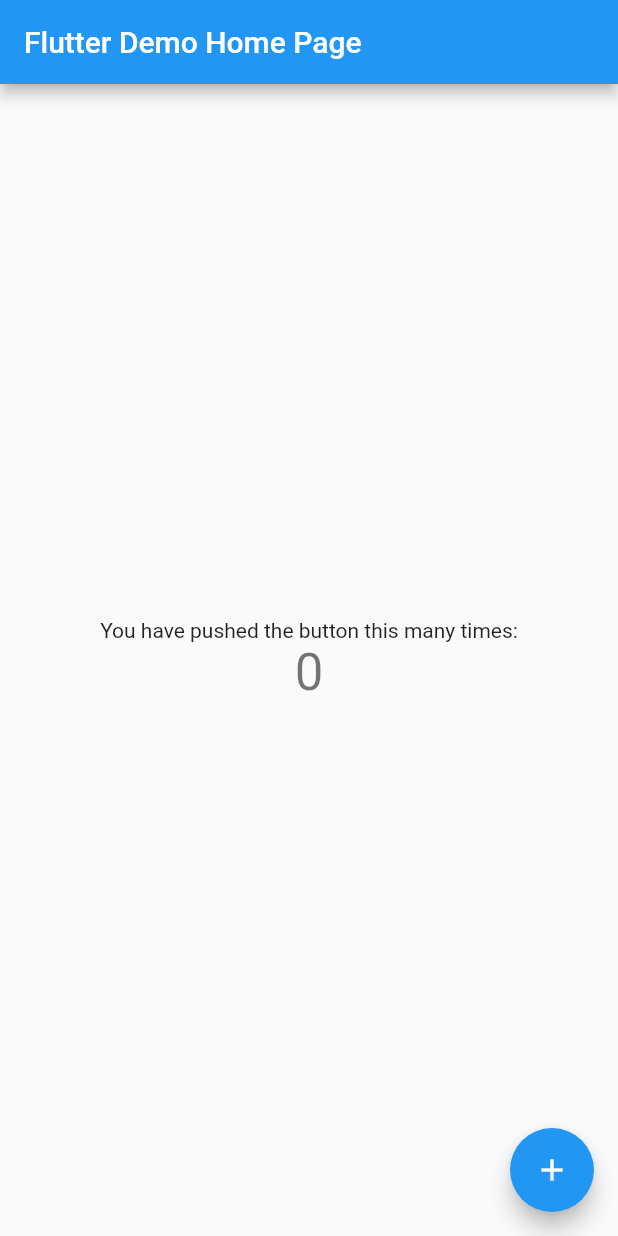
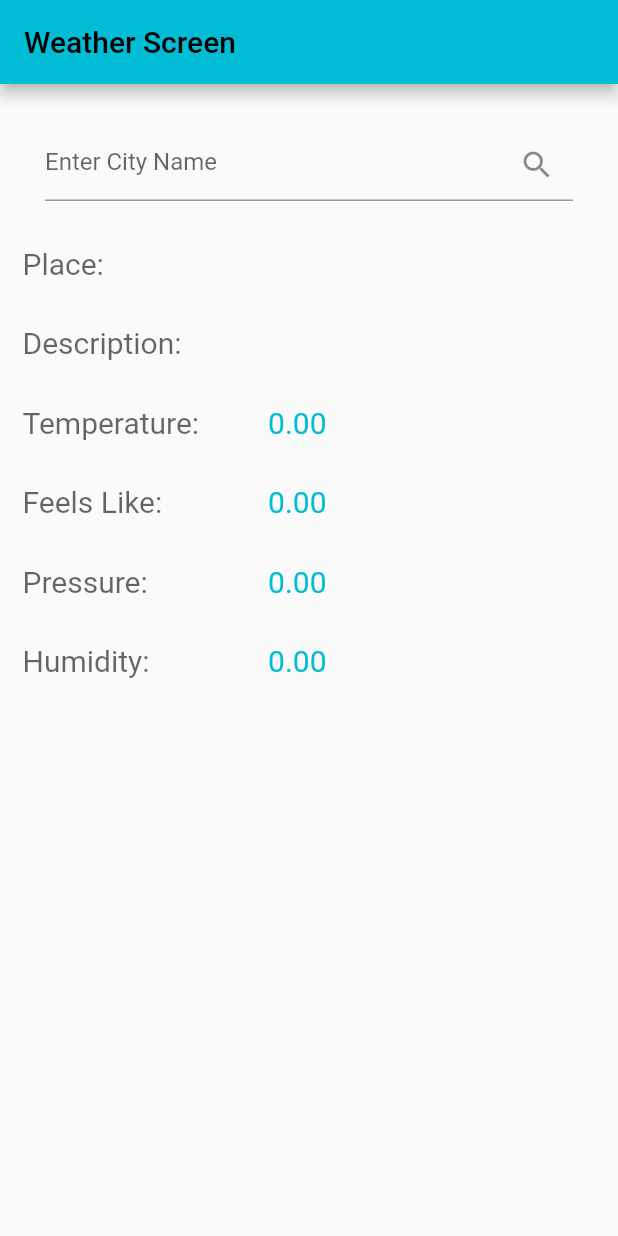
Before and after one commit to Seh-Pankaj/cricket_flutter_app, a Flutter app: the screen it shows after launch, on a phone screen of 412 x 824 dp. Run offline on Flutter 3.47's test engine with Material 2 defaults, Android fonts, the phone set to English and light mode, and no system bars.

```diff
--- a/lib/main.dart
+++ b/lib/main.dart
@@ -1,115 +1,29 @@
+import 'dart:ui';
+
+import 'package:cricket_flutter_app/info_screen.dart';
+import 'package:cricket_flutter_app/movie_reviews.dart';
+import 'package:cricket_flutter_app/weather_screen.dart';
 import 'package:flutter/material.dart';
 
 void main() {
-  runApp(const MyApp());
+  runApp(MyApp());
 }
 
 class MyApp extends StatelessWidget {
-  const MyApp({super.key});
-
-  // This widget is the root of your application.
   @override
   Widget build(BuildContext context) {
+    // return const MaterialApp(
+    //   home: Center(child: SafeArea(child: Text("Hello Flutter!!")))
+    // );
+
     return MaterialApp(
-      title: 'Flutter Demo',
-      theme: ThemeData(
-        // This is the theme of your application.
-        //
-        // Try running your application with "flutter run". You'll see the
-        // application has a blue toolbar. Then, without quitting the app, try
-        // changing the primarySwatch below to Colors.green and then invoke
-        // "hot reload" (press "r" in the console where you ran "flutter run",
-        // or simply save your changes to "hot reload" in a Flutter IDE).
-        // Notice that the counter didn't reset back to zero; the application
-        // is not restarted.
-        primarySwatch: Colors.blue,
-      ),
-      home: const MyHomePage(title: 'Flutter Demo Home Page'),
-    );
+        debugShowCheckedModeBanner: false,
+        theme: ThemeData(primarySwatch: Colors.cyan),
+        // home: InfoScreen(),
+        routes: {
+          '/': (context)=> WeatherScreen(),
+        },
+        initialRoute: '/',
+      );
   }
 }
-
-class MyHomePage extends StatefulWidget {
-  const MyHomePage({super.key, required this.title});
-
-  // This widget is the home page of your application. It is stateful, meaning
-  // that it has a State object (defined below) that contains fields that affect
-  // how it looks.
-
-  // This class is the configuration for the state. It holds the values (in this
-  // case the title) provided by the parent (in this case the App widget) and
-  // used by the build method of the State. Fields in a Widget subclass are
-  // always marked "final".
-
-  final String title;
-
-  @override
-  State<MyHomePage> createState() => _MyHomePageState();
-}
-
-class _MyHomePageState extends State<MyHomePage> {
-  int _counter = 0;
-
-  void _incrementCounter() {
-    setState(() {
-      // This call to setState tells the Flutter framework that something has
-      // changed in this State, which causes it to rerun the build method below
-      // so that the display can reflect the updated values. If we changed
-      // _counter without calling setState(), then the build method would not be
-      // called again, and so nothing would appear to happen.
-      _counter++;
-    });
-  }
-
-  @override
-  Widget build(BuildContext context) {
-    // This method is rerun every time setState is called, for instance as done
-    // by the _incrementCounter method above.
-    //
-    // The Flutter framework has been optimized to make rerunning build methods
-    // fast, so that you can just rebuild anything that needs updating rather
-    // than having to individually change instances of widgets.
-    return Scaffold(
-      appBar: AppBar(
-        // Here we take the value from the MyHomePage object that was created by
-        // the App.build method, and use it to set our appbar title.
-        title: Text(widget.title),
-      ),
-      body: Center(
-        // Center is a layout widget. It takes a single child and positions it
-        // in the middle of the parent.
-        child: Column(
-          // Column is also a layout widget. It takes a list of children and
-          // arranges them vertically. By default, it sizes itself to fit its
-          // children horizontally, and tries to be as tall as its parent.
-          //
-          // Invoke "debug painting" (press "p" in the console, choose the
-          // "Toggle Debug Paint" action from the Flutter Inspector in Android
-          // Studio, or the "Toggle Debug Paint" command in Visual Studio Code)
-          // to see the wireframe for each widget.
-          //
-          // Column has various properties to control how it sizes itself and
-          // how it positions its children. Here we use mainAxisAlignment to
-          // center the children vertically; the main axis here is the vertical
-          // axis because Columns are vertical (the cross axis would be
-          // horizontal).
-          mainAxisAlignment: MainAxisAlignment.center,
-          children: <Widget>[
-            const Text(
-              'You have pushed the button this many times:',
-            ),
-            Text(
-              '$_counter',
-              style: Theme.of(context).textTheme.headlineMedium,
-            ),
-          ],
-        ),
-      ),
-      floatingActionButton: FloatingActionButton(
-        onPressed: _incrementCounter,
-        tooltip: 'Increment',
-        child: const Icon(Icons.add),
-      ), // This trailing comma makes auto-formatting nicer for build methods.
-    );
-  }
-}
--- /dev/null
+++ b/lib/model/http_helper.dart
@@ -0,0 +1,28 @@
+import 'package:cricket_flutter_app/model/weather.dart';
+import 'package:http/http.dart' as http;
+import 'dart:convert';
+
+class HttpHelper {
+  //https://api.openweathermap.org/data/2.5/weather?lat=28.4595&lon=77.0266&appid=e77e558e80f3b53249ddb36c055b14f9
+  //https://api.openweathermap.org/data/2.5/weather?q=Gurgaon&appid=e77e558e80f3b53249ddb36c055b14f9
+  final String authority = 'api.openweathermap.org';
+  final String path = 'data/2.5/weather';
+  final String apiKey = 'e77e558e80f3b53249ddb36c055b14f9';
+
+  Future<Weather> getWeather(String location) async {
+    Map<String, dynamic> parameter = {
+      // 'lat': latitude,
+      // 'lon': longitude,
+      'q': location,
+      'appId': apiKey
+    };
+
+    Uri uri = Uri.https(authority, path, parameter);
+    http.Response result = await http.get(uri);
+    Map<String, dynamic> data = json.decode(result.body);
+    Weather weatherData = Weather.fromJson(data);
+    // print(result.body);
+    //return result.body;
+    return weatherData;
+  }
+}
--- /dev/null
+++ b/lib/model/weather.dart
@@ -0,0 +1,21 @@
+class Weather {
+  String name = '';
+  String description = '';
+  double temperature = 0;
+  double preceived = 0;
+  int pressure = 0;
+  int humidity = 0;
+
+  Weather(this.name, this.description, this.temperature, this.preceived,
+      this.pressure, this.humidity);
+
+  Weather.fromJson(Map<String, dynamic> weatherData) {
+    this.name = weatherData['name'];
+    this.description = weatherData['weather'][0]['description'] ?? '';
+    this.temperature =
+        (weatherData['main']['temp'] - 273.15) ?? 0; // temperature in celcius
+    this.preceived = (weatherData['main']['feels_like'] - 273.15) ?? 0;
+    this.pressure = weatherData['main']['pressure'] ?? 0;
+    this.humidity = weatherData['main']['humidity'] ?? 0;
+  }
+}
--- /dev/null
+++ b/lib/weather_screen.dart
@@ -0,0 +1,79 @@
+import 'package:cricket_flutter_app/model/http_helper.dart';
+import 'package:cricket_flutter_app/model/weather.dart';
+import 'package:flutter/material.dart';
+
+class WeatherScreen extends StatefulWidget {
+  const WeatherScreen({Key? key}) : super(key: key);
+
+  @override
+  State<WeatherScreen> createState() => _WeatherScreenState();
+}
+
+class _WeatherScreenState extends State<WeatherScreen> {
+  TextEditingController textController = TextEditingController();
+  Weather result = Weather('', '', 0, 0, 0, 0);
+  @override
+  Widget build(BuildContext context) {
+    return Scaffold(
+        appBar: AppBar(
+          title: Text('Weather Screen'),
+        ),
+        body: Padding(
+            padding: EdgeInsets.all(15),
+            child: ListView(
+              children: [
+                Padding(
+                  padding: EdgeInsets.all(15),
+                  child: TextField(
+                    controller: textController,
+                    decoration: InputDecoration(
+                        hintText: 'Enter City Name',
+                        suffixIcon: IconButton(
+                          icon: Icon(Icons.search),
+                          onPressed: getData,
+                        )),
+                  ),
+                ),
+                weatherRow('Place: ', result.name),
+                weatherRow('Description: ', result.description),
+                weatherRow('Temperature: ', result.temperature.toStringAsFixed(2)),
+                weatherRow('Feels Like: ', result.preceived.toStringAsFixed(2)),
+                weatherRow('Pressure: ', result.pressure.toStringAsFixed(2)),
+                weatherRow('Humidity: ', result.humidity.toStringAsFixed(2)),
+              ],
+            )));
+  }
+
+  Future getData() async {
+    HttpHelper httpHelper = HttpHelper();
+    result = await httpHelper.getWeather(textController.text);
+    setState(() {
+      result;
+    });
+  }
+
+  Widget weatherRow(String label, String value) {
+    Widget row = Padding(
+      padding: EdgeInsets.symmetric(vertical: 15),
+      child: Row(
+        children: [
+          Expanded(
+              flex: 3,
+              child: Text(
+                label,
+                style:
+                    TextStyle(fontSize: 20, color: Theme.of(context).hintColor),
+              )),
+          Expanded(
+              flex: 4,
+              child: Text(
+                value,
+                style: TextStyle(
+                    fontSize: 20, color: Theme.of(context).primaryColor),
+              )),
+        ],
+      ),
+    );
+    return row;
+  }
+}
--- a/pubspec.yaml
+++ b/pubspec.yaml
@@ -35,6 +35,7 @@ dependencies:
   # The following adds the Cupertino Icons font to your application.
   # Use with the CupertinoIcons class for iOS style icons.
   cupertino_icons: ^1.0.2
+  http: ^0.13.5
 
 dev_dependencies:
   flutter_test:
```
Also changed, not shown: lib/bottom_navigation.dart (added, +28 -0 lines), lib/info_screen.dart (added, +61 -0 lines), lib/menu_drawer.dart (added, +67 -0 lines), lib/movie_reviews.dart (added, +55 -0 lines), pubspec.lock, 1 other file.
